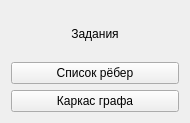
First picture: the form in client/tasks.ui, repository Ekaterine65/taskApp, before the edit.
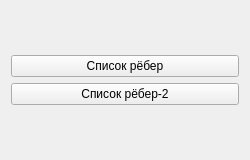
Second picture: the form after the edit.

```diff
--- a/client/tasks.ui
+++ b/client/tasks.ui
@@ -6,20 +6,20 @@
    <rect>
     <x>0</x>
     <y>0</y>
-    <width>190</width>
-    <height>123</height>
+    <width>250</width>
+    <height>160</height>
    </rect>
   </property>
   <property name="minimumSize">
    <size>
-    <width>190</width>
-    <height>123</height>
+    <width>250</width>
+    <height>160</height>
    </size>
   </property>
   <property name="maximumSize">
    <size>
-    <width>190</width>
-    <height>123</height>
+    <width>250</width>
+    <height>160</height>
    </size>
   </property>
   <property name="windowTitle">
@@ -28,16 +28,6 @@
   <layout class="QGridLayout" name="gridLayout">
    <item row="0" column="0">
     <layout class="QVBoxLayout" name="verticalLayout">
-     <item>
-      <widget class="QLabel" name="label">
-       <property name="text">
-        <string>Задания</string>
-       </property>
-       <property name="alignment">
-        <set>Qt::AlignCenter</set>
-       </property>
-      </widget>
-     </item>
      <item>
       <widget class="QPushButton" name="pushButton">
        <property name="text">
@@ -48,7 +38,7 @@
      <item>
       <widget class="QPushButton" name="pushButton_2">
        <property name="text">
-        <string>Каркас графа</string>
+        <string>Список рёбер-2</string>
        </property>
       </widget>
      </item>
```
Left out of the diff: 2 changed lines with no effect on the pictures.
